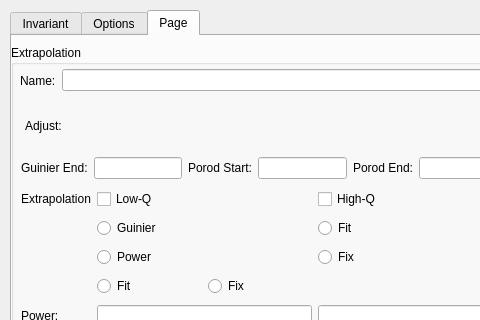
Above: src/sas/qtgui/Perspectives/Invariant/UI/TabbedInvariantUI.ui from SasView/sasview before the change; both pictures show x 0 to 480 and y 0 to 320 of the 580 by 580 pixel window. Below: the same form after it.
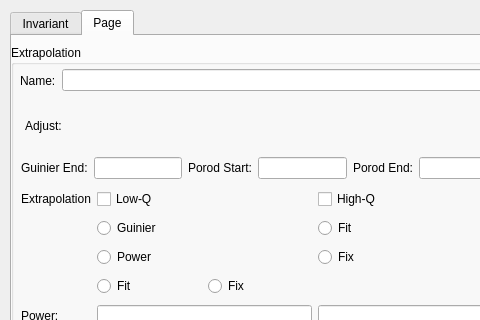
That is the form after the change. The open tabs and pages were chosen to show the change.

Commit message: Removes old tab; low extrap not working

What changed in the file:
```diff
--- a/src/sas/qtgui/Perspectives/Invariant/UI/TabbedInvariantUI.ui
+++ b/src/sas/qtgui/Perspectives/Invariant/UI/TabbedInvariantUI.ui
@@ -515,7 +515,7 @@
      </item>
     </layout>
    </widget>
-   <widget class="QWidget" name="tabOptions">
+   <!-- <widget class="QWidget" name="tabOptions">
     <attribute name="title">
      <string>Options</string>
     </attribute>
@@ -803,7 +803,7 @@
       </widget>
      </item>
     </layout>
-   </widget>
+   </widget> -->
    <widget class="QWidget" name="tabExtrapolation">
     <attribute name="title">
      <string>Page</string>
```
Left out of the diff: 2 changed lines with no effect on the pictures. The commit also changes 2 other files.
